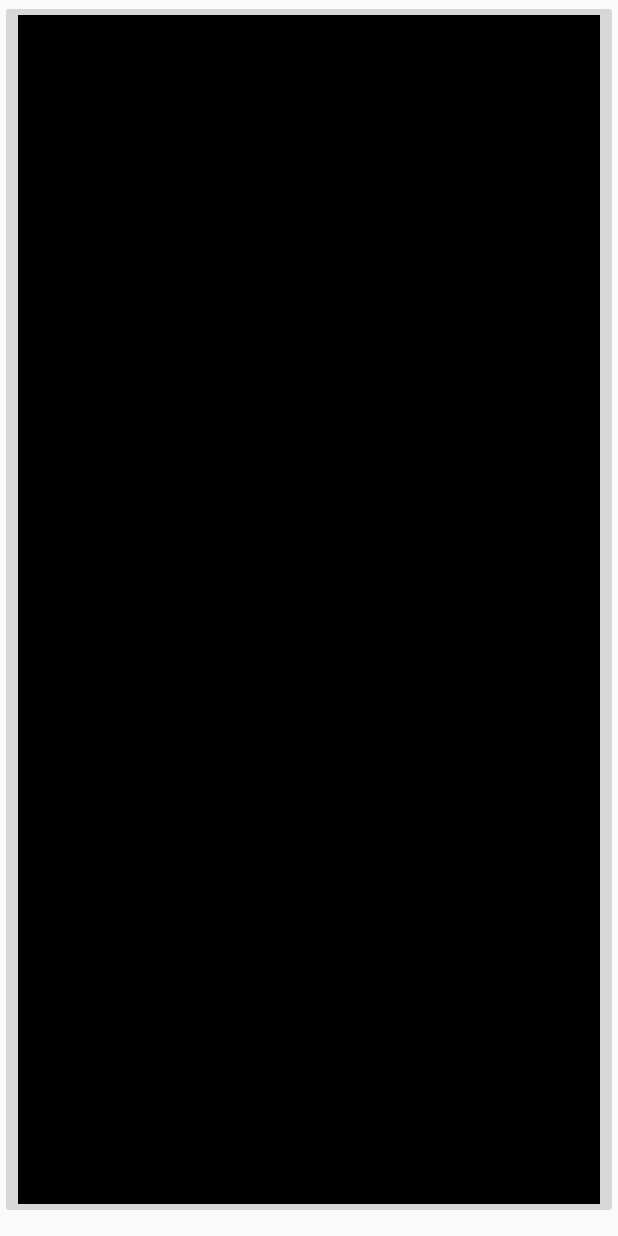
After one commit to 48089748z/ANDROIDMagicFinder, an Android app: the LockScreenActivity screen opened directly, with no data from a screen before it, on a phone screen of 412 x 824 dp. The commit adds this screen. Run offline under Robolectric (Android 15) with nearby library versions, the phone set to English and light mode, and no system bars.

Commit message:
Starting block mode.

```diff
--- a/app/src/main/AndroidManifest.xml
+++ b/app/src/main/AndroidManifest.xml
@@ -15,6 +15,7 @@
                 <category android:name="android.intent.category.LAUNCHER" />
             </intent-filter>
         </activity>
+        <activity android:name=".LockScreenActivity"></activity>
     </application>
 
 </manifest>
--- /dev/null
+++ b/app/src/main/java/com/example/insta/androidmagicfinder/LockScreenActivity.java
@@ -0,0 +1,15 @@
+package com.example.insta.androidmagicfinder;
+
+import android.support.v7.app.AppCompatActivity;
+import android.os.Bundle;
+
+public class LockScreenActivity extends AppCompatActivity {
+
+    @Override
+    protected void onCreate(Bundle savedInstanceState)
+    {
+        super.onCreate(savedInstanceState);
+        setContentView(R.layout.activity_lock_screen);
+
+    }
+}
--- /dev/null
+++ b/app/src/main/res/layout/activity_lock_screen.xml
@@ -0,0 +1,22 @@
+<?xml version="1.0" encoding="utf-8"?>
+<RelativeLayout xmlns:android="http://schemas.android.com/apk/res/android"
+    xmlns:app="http://schemas.android.com/apk/res-auto"
+    xmlns:tools="http://schemas.android.com/tools"
+    android:id="@+id/activity_lock_screen"
+    android:layout_width="match_parent"
+    android:layout_height="match_parent"
+    android:paddingBottom="0dp"
+    android:paddingLeft="0dp"
+    android:paddingRight="0dp"
+    android:paddingTop="0dp"
+    tools:context="com.example.insta.androidmagicfinder.LockScreenActivity">
+
+    <ImageButton
+        android:layout_width="match_parent"
+        android:layout_height="match_parent"
+        app:srcCompat="@android:color/black"
+        android:id="@+id/imageButton"
+        android:layout_marginBottom="11dp"
+        android:layout_alignParentBottom="true"
+        android:layout_alignParentStart="true" />
+</RelativeLayout>
```
Also changed, not shown: app/src/main/java/com/example/insta/androidmagicfinder/MainActivity.java (+47 -23 lines).
